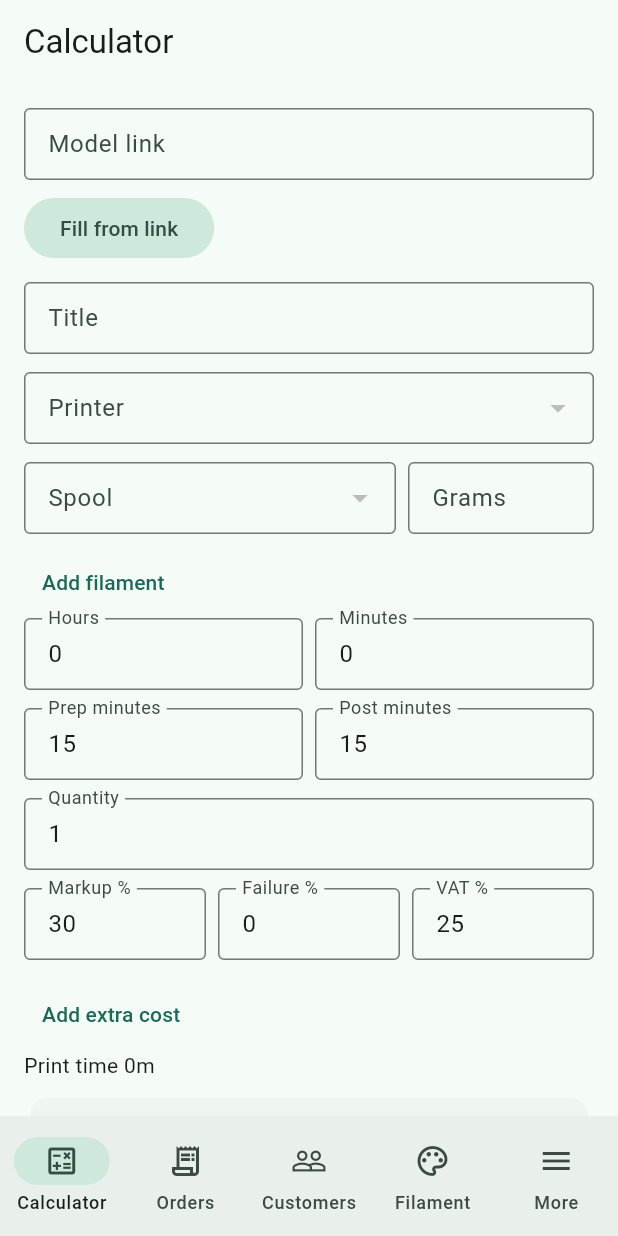
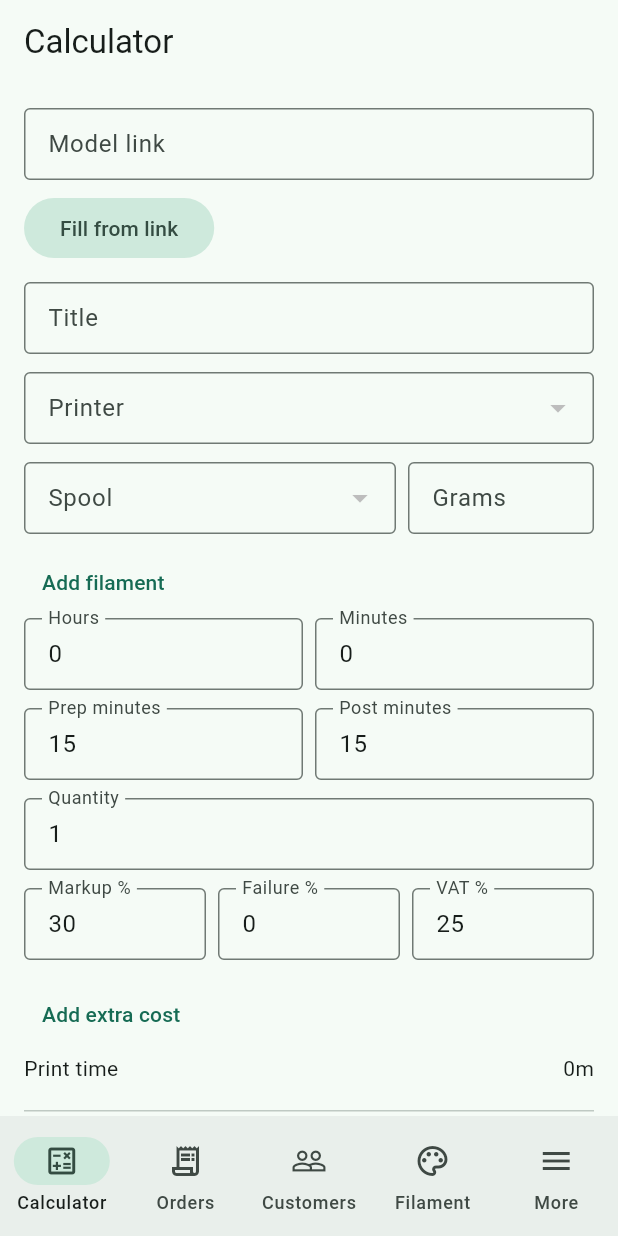
Before and after one commit to Mahinika/gramnota, a Flutter app: the screen it shows once a user with an empty profile is signed in, after a tap on "Skip for now", on a phone screen of 412 x 824 dp. Run offline on Flutter 3.47's test engine with Material 3 defaults, Android fonts, the phone set to English and light mode, and no system bars; our stand-ins replace cloud_firestore, firebase_auth, firebase_core, flutter_riverpod, freezed_annotation, go_router and 3 more; missing offline and left inert: receive_sharing_intent; accounts and stored records are empty.

Commit message:
Unify section headings, dividers, and detail rows across screens.
Add section_layout helpers, two-column calculator on wide layouts, and SectionRule on quote detail.

Co-authored-by: Cursor <cursoragent@cursor.com>

```diff
--- /dev/null
+++ b/lib/core/section_layout.dart
@@ -0,0 +1,58 @@
+import 'package:flutter/material.dart';
+
+/// Section title above a block of rows or cards (More, Orders filters, etc.).
+class SectionHeading extends StatelessWidget {
+  const SectionHeading(this.text, {super.key});
+
+  final String text;
+
+  @override
+  Widget build(BuildContext context) {
+    return Padding(
+      padding: const EdgeInsets.only(bottom: 8),
+      child: Text(text, style: Theme.of(context).textTheme.titleMedium),
+    );
+  }
+}
+
+/// Label on the left, value on the right — same rhythm as [BreakdownCard].
+class DetailRow extends StatelessWidget {
+  const DetailRow({
+    required this.label,
+    required this.value,
+    this.dense = false,
+    super.key,
+  });
+
+  final String label;
+  final String value;
+  final bool dense;
+
+  @override
+  Widget build(BuildContext context) {
+    final theme = Theme.of(context);
+    final style = dense ? theme.textTheme.bodySmall : theme.textTheme.bodyMedium;
+    return Padding(
+      padding: EdgeInsets.symmetric(vertical: dense ? 1 : 2),
+      child: Row(
+        children: [
+          Expanded(child: Text(label, style: style)),
+          Text(value, style: style),
+        ],
+      ),
+    );
+  }
+}
+
+/// Space + line between major blocks on a scroll screen.
+class SectionRule extends StatelessWidget {
+  const SectionRule({super.key});
+
+  @override
+  Widget build(BuildContext context) {
+    return const Padding(
+      padding: EdgeInsets.symmetric(vertical: 16),
+      child: Divider(height: 1),
+    );
+  }
+}
--- a/lib/features/customers/presentation/customers_screen.dart
+++ b/lib/features/customers/presentation/customers_screen.dart
@@ -6,6 +6,7 @@ import 'package:uuid/uuid.dart';
 
 import '../../../core/format.dart';
 import '../../../core/menu_card.dart';
+import '../../../core/section_layout.dart';
 import '../../../core/providers.dart';
 import '../../../core/shell.dart';
 import '../../../core/user_store.dart';
@@ -564,14 +565,12 @@ class _CustomerEditScreenState extends ConsumerState<CustomerEditScreen> {
               child: const Text('Delete customer'),
             ),
           if (customerOrders.isNotEmpty) ...[
-            const SizedBox(height: 24),
-            Text(
+            const SectionRule(),
+            SectionHeading(
               customerOrders.length == 1
                   ? '1 quote'
                   : '${customerOrders.length} quotes',
-              style: theme.textTheme.titleMedium,
             ),
-            const SizedBox(height: 8),
             for (final order in customerOrders) ...[
               _CustomerOrderCard(
                 order: order,
--- a/lib/features/orders/presentation/orders_screen.dart
+++ b/lib/features/orders/presentation/orders_screen.dart
@@ -5,6 +5,7 @@ import 'package:url_launcher/url_launcher.dart';
 
 import '../../../core/format.dart';
 import '../../../core/menu_card.dart';
+import '../../../core/section_layout.dart';
 import '../../../core/providers.dart';
 import '../../../core/shell.dart';
 import '../../../core/user_store.dart';
@@ -538,11 +539,10 @@ class OrderDetailScreen extends ConsumerWidget {
                     ],
                   ),
                 ),
-              const SizedBox(height: 12),
+              const SectionRule(),
               _OrderNoteField(order: order, store: store),
-              const SizedBox(height: 16),
-              Text('Status', style: Theme.of(context).textTheme.titleMedium),
-              const SizedBox(height: 8),
+              const SectionRule(),
+              const SectionHeading('Status'),
               Wrap(
                 spacing: 8,
                 runSpacing: 8,
@@ -566,15 +566,10 @@ class OrderDetailScreen extends ConsumerWidget {
                     ),
                 ],
               ),
-              const SizedBox(height: 16),
+              const SectionRule(),
               Row(
                 children: [
-                  Expanded(
-                    child: Text(
-                      'Prints',
-                      style: Theme.of(context).textTheme.titleMedium,
-                    ),
-                  ),
+                  const Expanded(child: SectionHeading('Prints')),
                   if (!locked)
                     TextButton.icon(
                       onPressed: () => context.go(
@@ -604,12 +599,8 @@ class OrderDetailScreen extends ConsumerWidget {
                   locked: locked,
                   store: store,
                 ),
-              const SizedBox(height: 16),
-              Text(
-                'Price breakdown',
-                style: Theme.of(context).textTheme.titleMedium,
-              ),
-              const SizedBox(height: 8),
+              const SectionRule(),
+              const SectionHeading('Price breakdown'),
               BreakdownCard(
                 breakdown: order.breakdown,
                 currencyCode: order.currencyCode,
--- a/lib/features/pricing/presentation/breakdown_card.dart
+++ b/lib/features/pricing/presentation/breakdown_card.dart
@@ -1,6 +1,7 @@
 import 'package:flutter/material.dart';
 
 import '../../../core/format.dart';
+import '../../../core/section_layout.dart';
 import '../domain/price_breakdown.dart';
 
 class BreakdownCard extends StatelessWidget {
@@ -34,14 +35,9 @@ class BreakdownCard extends StatelessWidget {
           crossAxisAlignment: CrossAxisAlignment.stretch,
           children: [
             for (final row in rows)
-              Padding(
-                padding: const EdgeInsets.symmetric(vertical: 2),
-                child: Row(
-                  children: [
-                    Expanded(child: Text(row.$1)),
-                    Text(formatMoney(row.$2, currencyCode)),
-                  ],
-                ),
+              DetailRow(
+                label: row.$1,
+                value: formatMoney(row.$2, currencyCode),
               ),
             const Divider(),
             Row(
--- a/lib/features/pricing/presentation/calculator_screen.dart
+++ b/lib/features/pricing/presentation/calculator_screen.dart
@@ -4,6 +4,7 @@ import 'package:go_router/go_router.dart';
 import 'package:uuid/uuid.dart';
 
 import '../../../core/format.dart';
+import '../../../core/section_layout.dart';
 import '../../../core/money.dart';
 import '../../../core/providers.dart';
 import '../../../core/shell.dart';
@@ -751,9 +752,24 @@ class _CalculatorScreenState extends ConsumerState<CalculatorScreen> {
               : 'Calculator',
         ),
       ),
-      body: ListView(
-        padding: const EdgeInsets.all(16),
-        children: [
+      body: LayoutBuilder(
+        builder: (context, constraints) {
+          final wide = constraints.maxWidth >= 840;
+          final summary = [
+            const SectionHeading('Price'),
+            BreakdownCard(
+              breakdown: breakdown,
+              currencyCode: activeSettings.currencyCode,
+            ),
+            const SizedBox(height: 12),
+            FilledButton(
+              onPressed: _saving || locked
+                  ? null
+                  : () => _save(store, activeSettings, input, spools, target),
+              child: Text(_saving ? 'Saving…' : saveLabel),
+            ),
+          ];
+          final fields = <Widget>[
           if (target != null) ...[
             Text(
               widget.lineId == null
@@ -935,22 +951,45 @@ class _CalculatorScreenState extends ConsumerState<CalculatorScreen> {
               child: const Text('Add extra cost'),
             ),
           ),
-          Text(
-            'Print time ${formatDuration(_seconds())}',
-          ),
-          const SizedBox(height: 8),
-          BreakdownCard(
-            breakdown: breakdown,
-            currencyCode: activeSettings.currencyCode,
-          ),
-          const SizedBox(height: 12),
-          FilledButton(
-            onPressed: _saving || locked
-                ? null
-                : () => _save(store, activeSettings, input, spools, target),
-            child: Text(_saving ? 'Saving…' : saveLabel),
-          ),
-        ],
+            DetailRow(
+              label: 'Print time',
+              value: formatDuration(_seconds()),
+            ),
+          ];
+          if (!wide) {
+            return ListView(
+              padding: const EdgeInsets.all(16),
+              children: [...fields, const SectionRule(), ...summary],
+            );
+          }
+          return ListView(
+            padding: const EdgeInsets.all(16),
+            children: [
+              IntrinsicHeight(
+                child: Row(
+                  crossAxisAlignment: CrossAxisAlignment.stretch,
+                  children: [
+                    Expanded(
+                      flex: 5,
+                      child: Column(
+                        crossAxisAlignment: CrossAxisAlignment.stretch,
+                        children: fields,
+                      ),
+                    ),
+                    const VerticalDivider(width: 1),
+                    Expanded(
+                      flex: 4,
+                      child: Column(
+                        crossAxisAlignment: CrossAxisAlignment.stretch,
+                        children: summary,
+                      ),
+                    ),
+                  ],
+                ),
+              ),
+            ],
+          );
+        },
       ),
     );
   }
--- a/lib/features/settings/presentation/settings_screen.dart
+++ b/lib/features/settings/presentation/settings_screen.dart
@@ -4,6 +4,7 @@ import 'package:flutter_riverpod/flutter_riverpod.dart';
 import 'package:go_router/go_router.dart';
 
 import '../../../core/menu_card.dart';
+import '../../../core/section_layout.dart';
 import '../../../core/money.dart';
 import '../../../core/providers.dart';
 import '../../../core/shell.dart';
@@ -33,13 +34,7 @@ class MoreScreen extends ConsumerWidget {
             subtitle: email == null ? null : Text(email),
           ),
           const SizedBox(height: 8),
-          Padding(
-            padding: const EdgeInsets.only(bottom: 4),
-            child: Text(
-              'Workshop',
-              style: Theme.of(context).textTheme.labelLarge,
-            ),
-          ),
+          const SectionHeading('Workshop'),
           TappableListCard(
             onTap: () => context.go('/more/printers'),
             child: Row(
@@ -64,13 +59,7 @@ class MoreScreen extends ConsumerWidget {
             ),
           ),
           const SizedBox(height: 16),
-          Padding(
-            padding: const EdgeInsets.only(bottom: 4),
-            child: Text(
-              'Sharing',
-              style: Theme.of(context).textTheme.labelLarge,
-            ),
-          ),
+          const SectionHeading('Sharing'),
           TappableListCard(
             onTap: () => context.go('/more/inbox'),
             child: Row(
```
